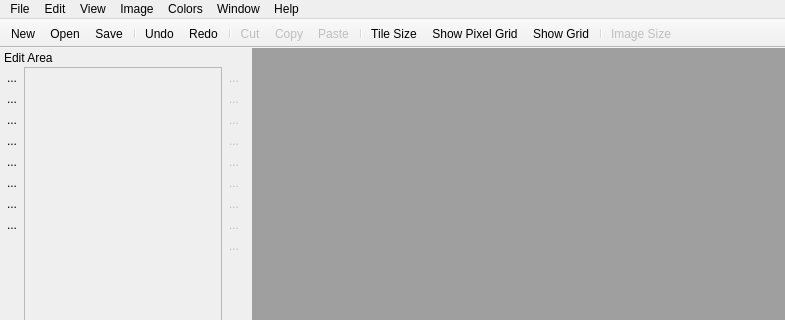
ricardobusta/pixelbooster, file screens/main_window.ui: the form before one commit; both pictures show x 0 to 785 and y 0 to 320 of the 785 by 627 pixel window.
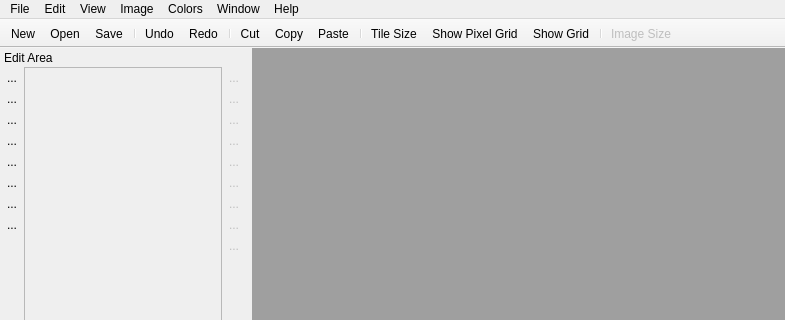
The form after the commit. Icons and pictures are not drawn. Custom widgets are drawn as their Qt base class.

Diff of the .ui file:
```diff
--- a/screens/main_window.ui
+++ b/screens/main_window.ui
@@ -1348,7 +1348,7 @@
   </action>
   <action name="actionCut">
    <property name="enabled">
-    <bool>false</bool>
+    <bool>true</bool>
    </property>
    <property name="icon">
     <iconset resource="../resources/icons/icons.qrc">
@@ -1366,7 +1366,7 @@
   </action>
   <action name="actionCopy">
    <property name="enabled">
-    <bool>false</bool>
+    <bool>true</bool>
    </property>
    <property name="icon">
     <iconset resource="../resources/icons/icons.qrc">
@@ -1384,7 +1384,7 @@
   </action>
   <action name="actionPaste">
    <property name="enabled">
-    <bool>false</bool>
+    <bool>true</bool>
    </property>
    <property name="icon">
     <iconset resource="../resources/icons/icons.qrc">
```
